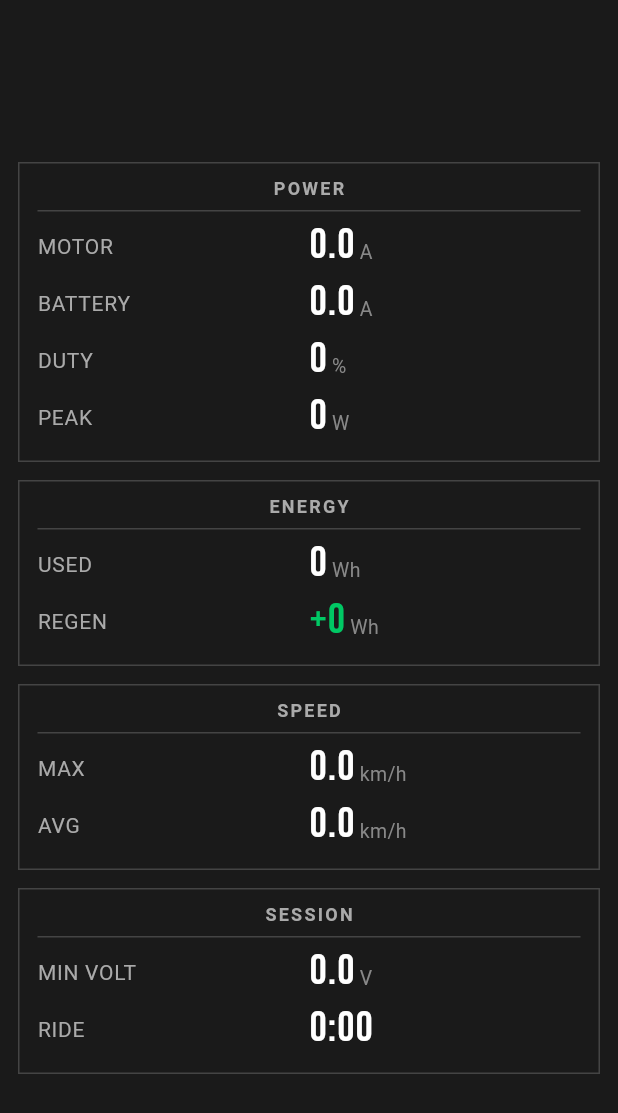
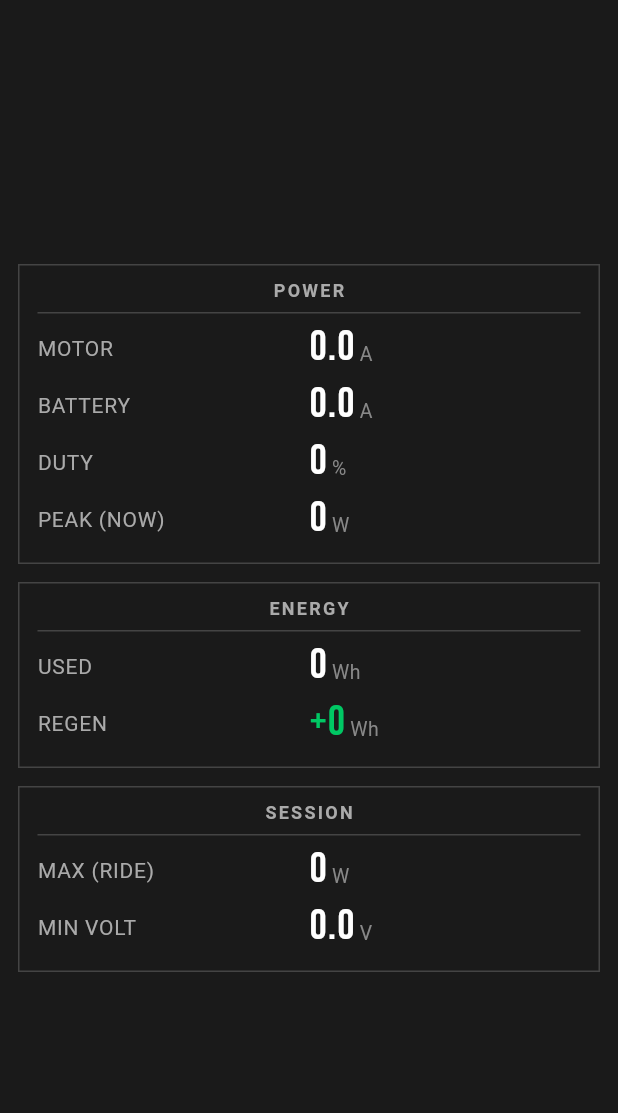
Before and after one commit to joenilan/esk8os_mobile, a Flutter app: the PowerView widget shown alone on an empty page, opened directly with empty values, on a phone screen of 412 x 824 dp. Shown: the top 1113 px of the screen. Run offline on Flutter 3.47's test engine with Material 3 defaults, Android fonts, the phone set to English and light mode, and no system bars; our stand-ins replace fl_chart, flutter_blue_plus, flutter_compass, flutter_map, geolocator, google_fonts and 6 more; missing offline and left inert: file_selector, flutter_foreground_task, flutter_overlay_window; accounts and stored records are empty.

Commit message:
refactor(app): dedupe data across views to match the board
Apply the same page-ownership cleanup as the firmware so each view owns one
domain (only HUD<->DASH intentionally overlap):

- POWER: drop the Speed (Max/Avg) section — lives on TRIP. Session now mirrors
  the board: "Max (ride)" (new mpw field) + Min Volt, dropping the duplicate
  "Ride" uptime (lives on SYSTEM). Relabel "Peak" -> "Peak (now)".
- DASH: drop the "Avg wh" efficiency row from Range (lives on TRIP).
- SYSTEM: drop the duplicate Fault row (DIAG owns fault detail).
- Telemetry: parse mpw (session max W). Tests cover pkw + mpw (13 passing).

Builds clean. Not installed this session (phone off the bus); install next time.

Co-Authored-By: Claude Opus 4.8 <noreply@anthropic.com>
Claude-Session: https://claude.ai/code/session_01SwSRZUHoiVFsKwn9iWAEKd

```diff
--- a/lib/ble/esk8os_ble.dart
+++ b/lib/ble/esk8os_ble.dart
@@ -57,7 +57,8 @@ class Telemetry {
   final double batteryAmps; // bata
   final double motorAmps; // mota
   final int duty; // duty (%)
-  final int peakWatts; // pkw
+  final int peakWatts; // pkw (live peak-hold W — "peak now")
+  final int maxWattsSession; // mpw (session max W — "max ride")
   final int regenWh; // whr
   final double minVolts; // minv
   final double avgSpeed; // avs
@@ -92,6 +93,7 @@ class Telemetry {
     this.motorAmps = 0.0,
     this.duty = 0,
     this.peakWatts = 0,
+    this.maxWattsSession = 0,
     this.regenWh = 0,
     this.minVolts = 0.0,
     this.avgSpeed = 0.0,
@@ -126,6 +128,7 @@ class Telemetry {
         motorAmps: _d(j['mota']),
         duty: _i(j['duty']),
         peakWatts: _i(j['pkw']),
+        maxWattsSession: _i(j['mpw']),
         regenWh: _i(j['whr']),
         minVolts: _d(j['minv']),
         avgSpeed: _d(j['avs']),
--- a/lib/views/dash_view.dart
+++ b/lib/views/dash_view.dart
@@ -25,7 +25,6 @@ class DashView extends StatelessWidget {
     final isMph = settings?.mph == true;
     final speedUnit = isMph ? 'MPH' : 'KM/H';
     final distUnit = isMph ? 'mi' : 'km';
-    final effUnit = isMph ? 'wh/mi' : 'wh/km';
 
     return PageChrome(
       sections: [
@@ -49,12 +48,12 @@ class DashView extends StatelessWidget {
             FieldRow(label: 'ESC', value: '${t.escTempC}', unit: '°C', valueColor: _temp(t.escTempC)),
           ],
         ),
+        // Avg wh/dist (efficiency) lives on TRIP (deduped); keep Est/Remaining here.
         FieldSection(
           title: 'Range',
           rows: [
             FieldRow(label: 'Estimated', value: t.estRange.toStringAsFixed(1), unit: distUnit),
             FieldRow(label: 'Remaining', value: t.range.toStringAsFixed(1), unit: distUnit),
-            FieldRow(label: 'Avg', value: '${t.efficiency}', unit: effUnit),
           ],
         ),
       ],
--- a/lib/views/power_view.dart
+++ b/lib/views/power_view.dart
@@ -17,9 +17,6 @@ class PowerView extends StatelessWidget {
     final t = telemetry;
     if (t == null) return const WaitingForTelemetry();
 
-    final isMph = settings?.mph == true;
-    final speedUnit = isMph ? 'mph' : 'km/h';
-
     return PageChrome(
       sections: [
         FieldSection(
@@ -28,7 +25,7 @@ class PowerView extends StatelessWidget {
             FieldRow(label: 'Motor', value: t.motorAmps.toStringAsFixed(1), unit: 'A'),
             FieldRow(label: 'Battery', value: t.batteryAmps.toStringAsFixed(1), unit: 'A'),
             FieldRow(label: 'Duty', value: '${t.duty}', unit: '%', valueColor: Esk8Theme.dutyColor(t.duty)),
-            FieldRow(label: 'Peak', value: '${t.peakWatts}', unit: 'W', valueColor: Esk8Theme.wattsColor(t.peakWatts)),
+            FieldRow(label: 'Peak (now)', value: '${t.peakWatts}', unit: 'W', valueColor: Esk8Theme.wattsColor(t.peakWatts)),
           ],
         ),
         FieldSection(
@@ -38,29 +35,16 @@ class PowerView extends StatelessWidget {
             FieldRow(label: 'Regen', value: '+${t.regenWh}', unit: 'Wh', valueColor: Esk8Theme.green),
           ],
         ),
-        FieldSection(
-          title: 'Speed',
-          rows: [
-            FieldRow(label: 'Max', value: t.maxSpeed.toStringAsFixed(1), unit: speedUnit),
-            FieldRow(label: 'Avg', value: t.avgSpeed.toStringAsFixed(1), unit: speedUnit),
-          ],
-        ),
+        // Speed max/avg lives on the TRIP page (deduped). Session mirrors the board:
+        // session-max power + session-min voltage. (Uptime lives on SYSTEM.)
         FieldSection(
           title: 'Session',
           rows: [
+            FieldRow(label: 'Max (ride)', value: '${t.maxWattsSession}', unit: 'W', valueColor: Esk8Theme.wattsColor(t.maxWattsSession)),
             FieldRow(label: 'Min Volt', value: t.minVolts.toStringAsFixed(1), unit: 'V'),
-            FieldRow(label: 'Ride', value: _hms(t.rideSeconds)),
           ],
         ),
       ],
     );
   }
-
-  String _hms(int s) {
-    final h = s ~/ 3600;
-    final m = (s % 3600) ~/ 60;
-    final sec = s % 60;
-    if (h > 0) return '$h:${m.toString().padLeft(2, '0')}:${sec.toString().padLeft(2, '0')}';
-    return '$m:${sec.toString().padLeft(2, '0')}';
-  }
 }
--- a/lib/views/system_view.dart
+++ b/lib/views/system_view.dart
@@ -24,19 +24,13 @@ class SystemView extends StatelessWidget {
     if (t == null) return const WaitingForTelemetry();
     final s = settings;
 
-    final faultOk = t.fault == 0;
-
     return PageChrome(
       sections: [
+        // Fault detail lives on the DIAG page (deduped); SYSTEM is device/runtime.
         FieldSection(
           title: 'System',
           rows: [
             FieldRow(label: 'Runtime', value: _hms(t.rideSeconds)),
-            FieldRow(
-              label: 'Fault',
-              value: faultOk ? 'OK' : '${t.fault}',
-              valueColor: faultOk ? Esk8Theme.green : Esk8Theme.danger,
-            ),
             FieldRow(label: 'Link', value: 'BLE', valueColor: Esk8Theme.green),
           ],
         ),
```
Also changed, not shown: 1 other file.
